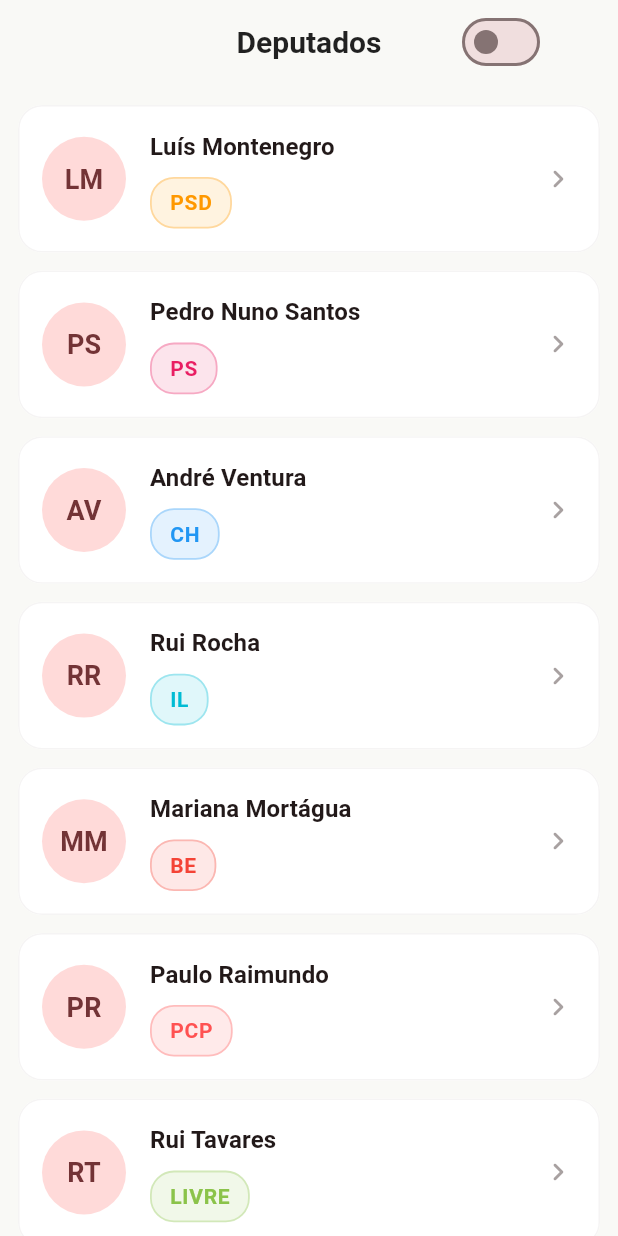
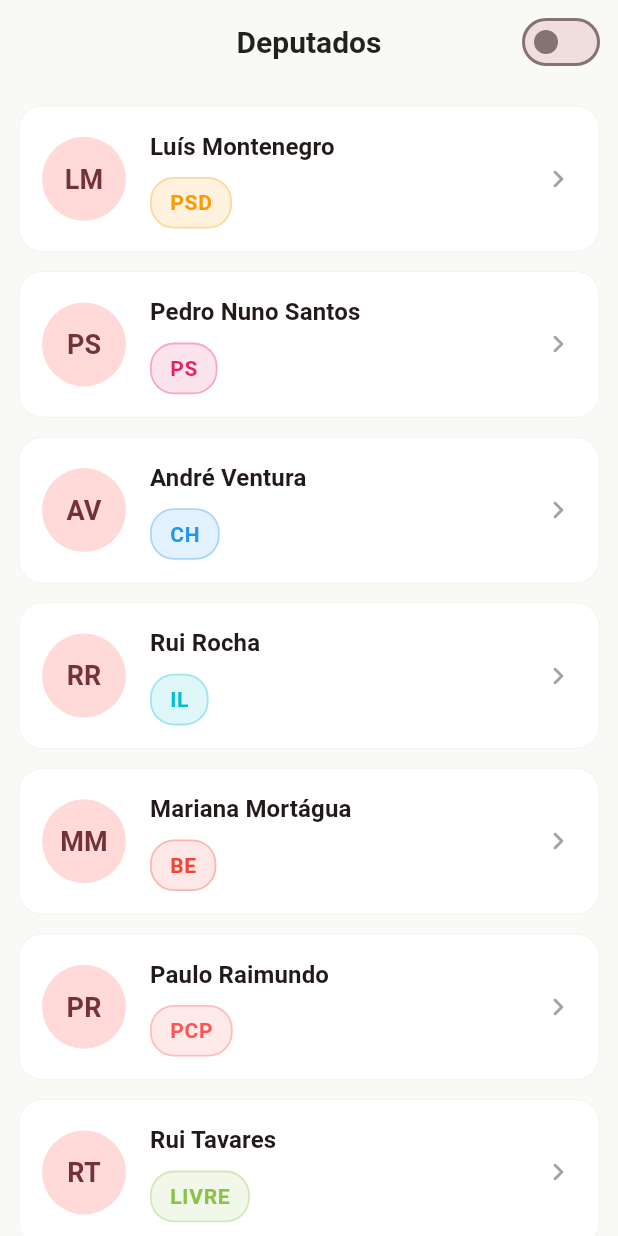
Before and after one commit to higinocaires/parlamento-formacao, a Flutter app: the screen it shows after launch, on a phone screen of 412 x 824 dp. Run offline on Flutter 3.47's test engine with Material 3 defaults, Android fonts, the phone set to English and light mode, and no system bars; our stand-ins replace flutter_riverpod.

```diff
--- a/lib/features/deputies/presentation/screens/deputies_list_screen.dart
+++ b/lib/features/deputies/presentation/screens/deputies_list_screen.dart
@@ -16,16 +16,14 @@
       appBar: AppBar(
         title: const Text('Deputados'),
         actions: [
-          Padding(
-            padding: const EdgeInsets.only(right: 48),
-            child: Switch(
-              value: isDark,
-              onChanged: (value) {
-                ref.read(themeModeProvider.notifier).state =
-                    value ? ThemeMode.dark : ThemeMode.light;
-              },
-            ),
+          Switch(
+            value: isDark,
+            onChanged: (value) {
+              ref.read(themeModeProvider.notifier).state =
+                  value ? ThemeMode.dark : ThemeMode.light;
+            },
           ),
+          const SizedBox(width: 8),
         ],
       ),
       body: ListView.builder(
```
